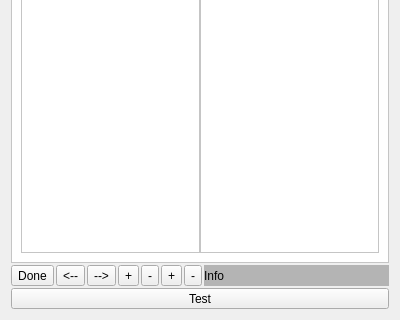
First picture: the form in src/dlgMainNotes.ui, repository ic005k/Knot-Legacy, before the edit; both pictures show x 0 to 400 and y 156 to 476 of the 400 by 476 pixel window.
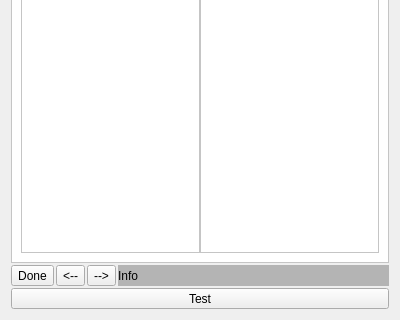
Second picture: the form after the edit. Icons and pictures are not drawn.

Diff of the .ui file:
```diff
--- a/src/dlgMainNotes.ui
+++ b/src/dlgMainNotes.ui
@@ -671,34 +671,6 @@
        </property>
       </widget>
      </item>
-     <item>
-      <widget class="QToolButton" name="btnL1">
-       <property name="text">
-        <string>+</string>
-       </property>
-      </widget>
-     </item>
-     <item>
-      <widget class="QToolButton" name="btnL0">
-       <property name="text">
-        <string>-</string>
-       </property>
-      </widget>
-     </item>
-     <item>
-      <widget class="QToolButton" name="btnR1">
-       <property name="text">
-        <string>+</string>
-       </property>
-      </widget>
-     </item>
-     <item>
-      <widget class="QToolButton" name="btnR0">
-       <property name="text">
-        <string>-</string>
-       </property>
-      </widget>
-     </item>
      <item>
       <widget class="QLabel" name="lblInfo">
        <property name="styleSheet">
```
